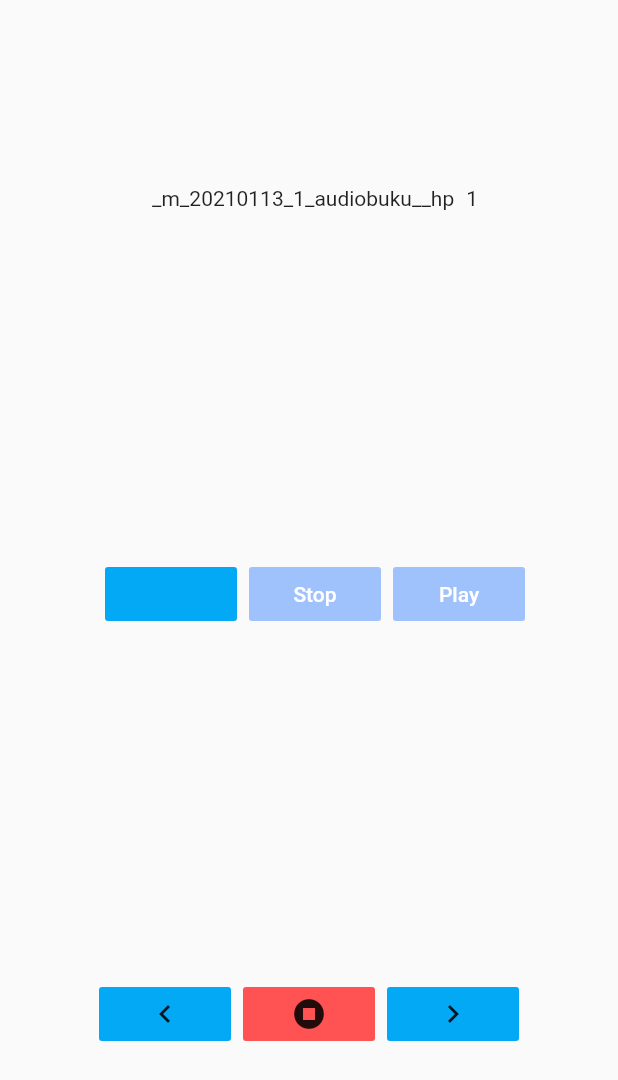
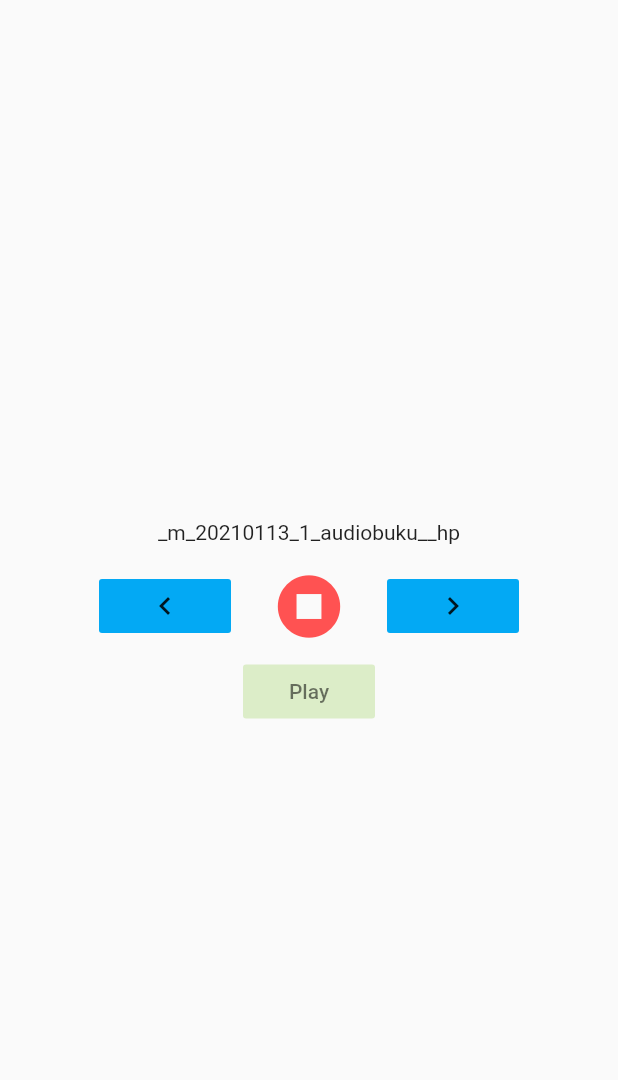
Before and after one commit to ropok/flutter-recorder, a Flutter app: the screen it shows after launch, after a tap on "SUBMIT", on a phone screen of 412 x 824 dp. Shown: the top 1080 px of the screen. Run offline on Flutter 3.47's test engine with Material 2 defaults, Android fonts, the phone set to English and light mode, and no system bars; our stand-ins replace audioplayers, file; missing offline and left inert: flutter_audio_recorder; accounts and stored records are empty.

Commit message:
build(preparation): update icon and package name

```diff
--- a/stt_win_record/lib/firstpage.dart
+++ b/stt_win_record/lib/firstpage.dart
@@ -10,8 +10,8 @@ import 'package:flutter/services.dart';
 import 'package:flutter_audio_recorder/flutter_audio_recorder.dart';
 import 'package:path_provider/path_provider.dart';
 import 'package:path/path.dart';
-import 'package:stt_win_record/data/user.dart';
-import 'package:stt_win_record/main.dart';
+import 'package:sttwinrecorder/data/user.dart';
+import 'package:sttwinrecorder/main.dart';
 
 void main() {
   // SystemChrome.setEnabledSystemUIOverlays([]);
--- a/stt_win_record/lib/main.dart
+++ b/stt_win_record/lib/main.dart
@@ -10,7 +10,7 @@ import 'package:flutter/services.dart';
 import 'package:flutter_audio_recorder/flutter_audio_recorder.dart';
 import 'package:path_provider/path_provider.dart';
 import 'package:path/path.dart';
-import 'package:stt_win_record/firstpage.dart';
+// import 'package:stt_win_record/firstpage.dart';
 
 void main() {
   // SystemChrome.setEnabledSystemUIOverlays([]);
@@ -332,9 +332,9 @@ class RecorderPageState extends State<RecorderPage> {
       home: new Scaffold(
         body: SafeArea(
           child: new Padding(
-            padding: new EdgeInsets.all(8.0),
+            padding: new EdgeInsets.all(1.0),
             child: new Column(
-                mainAxisAlignment: MainAxisAlignment.spaceAround,
+                mainAxisAlignment: MainAxisAlignment.center,
                 children: <Widget>[
                   // new Text("Status : $_currentStatus"),
                   new Row(
@@ -344,64 +344,64 @@ class RecorderPageState extends State<RecorderPage> {
                         padding: const EdgeInsets.all(8.0),
                         child: new Text('${indextranscript.fileName.join()}'),
                       ),
-                      new Text(indextranscript.number.toString()),
+                      // new Text(indextranscript.number.toString()),
                     ],
                   ),
-                  new Row(
-                    mainAxisAlignment: MainAxisAlignment.center,
-                    children: <Widget>[
-                      Padding(
-                        padding: const EdgeInsets.all(8.0),
-                        child: new FlatButton(
-                          onPressed: () {
-                            switch (_currentStatus) {
-                              case RecordingStatus.Initialized:
-                                {
-                                  _start();
-                                  break;
-                                }
-                              case RecordingStatus.Recording:
-                                {
-                                  _pause();
-                                  break;
-                                }
-                              case RecordingStatus.Paused:
-                                {
-                                  _resume();
-                                  break;
-                                }
-                              case RecordingStatus.Stopped:
-                                {
-                                  _init();
-                                  break;
-                                }
-                              default:
-                                break;
-                            }
-                          },
-                          child: _buildText(_currentStatus),
-                          color: Colors.lightBlue,
-                        ),
-                      ),
-                      new FlatButton(
-                        onPressed: _currentStatus != RecordingStatus.Unset
-                            ? _stop
-                            : null,
-                        child: new Text("Stop",
-                            style: TextStyle(color: Colors.white)),
-                        color: Colors.blueAccent.withOpacity(0.5),
-                      ),
-                      SizedBox(
-                        width: 8,
-                      ),
-                      new FlatButton(
-                        onPressed: onCheckPlayAudio,
-                        child: new Text("Play",
-                            style: TextStyle(color: Colors.white)),
-                        color: Colors.blueAccent.withOpacity(0.5),
-                      ),
-                    ],
-                  ),
+                  // new Row(
+                  //   mainAxisAlignment: MainAxisAlignment.center,
+                  //   children: <Widget>[
+                  //     Padding(
+                  //       padding: const EdgeInsets.all(8.0),
+                  //       child: new FlatButton(
+                  //         onPressed: () {
+                  //           switch (_currentStatus) {
+                  //             case RecordingStatus.Initialized:
+                  //               {
+                  //                 _start();
+                  //                 break;
+                  //               }
+                  //             case RecordingStatus.Recording:
+                  //               {
+                  //                 _pause();
+                  //                 break;
+                  //               }
+                  //             case RecordingStatus.Paused:
+                  //               {
+                  //                 _resume();
+                  //                 break;
+                  //               }
+                  //             case RecordingStatus.Stopped:
+                  //               {
+                  //                 _init();
+                  //                 break;
+                  //               }
+                  //             default:
+                  //               break;
+                  //           }
+                  //         },
+                  //         child: _buildText(_currentStatus),
+                  //         color: Colors.lightBlue,
+                  //       ),
+                  //     ),
+                  //     new FlatButton(
+                  //       onPressed: _currentStatus != RecordingStatus.Unset
+                  //           ? _stop
+                  //           : null,
+                  //       child: new Text("Stop",
+                  //           style: TextStyle(color: Colors.white)),
+                  //       color: Colors.blueAccent.withOpacity(0.5),
+                  //     ),
+                  //     SizedBox(
+                  //       width: 8,
+                  //     ),
+                  //     new FlatButton(
+                  //       onPressed: onCheckPlayAudio,
+                  //       child: new Text("Play",
+                  //           style: TextStyle(color: Colors.white)),
+                  //       color: Colors.blueAccent.withOpacity(0.5),
+                  //     ),
+                  //   ],
+                  // ),
                   new Row(
                     mainAxisAlignment: MainAxisAlignment.center,
                     children: <Widget>[
@@ -444,10 +444,17 @@ class RecorderPageState extends State<RecorderPage> {
                           // child: new Icon(Icons.fiber_manual_record_outlined),
                           // color: Colors.redAccent,
                           child: recordPressed
-                              ? new Icon(Icons.stop_outlined)
-                              : new Icon(Icons.stop_circle),
-                          color:
-                              recordPressed ? Colors.white70 : Colors.redAccent,
+                              ? new Icon(
+                                  Icons.stop_outlined,
+                                  size: 50.0,
+                                )
+                              : new Icon(
+                                  Icons.stop_circle,
+                                  color: Colors.redAccent,
+                                  size: 50.0,
+                                ),
+                          // color:
+                          //     recordPressed ? Colors.white38 : Colors.white38,
                         ),
                       ),
                       new FlatButton(
@@ -456,6 +463,12 @@ class RecorderPageState extends State<RecorderPage> {
                         color: Colors.lightBlue,
                       ),
                     ],
+                  ),
+                  new FlatButton(
+                    onPressed: onCheckPlayAudio, //
+                    child: new Text("Play",
+                        style: TextStyle(color: Colors.black54)),
+                    color: Colors.lightGreen[100],
                   ),
                 ]),
           ),
--- a/stt_win_record/pubspec.yaml
+++ b/stt_win_record/pubspec.yaml
@@ -1,5 +1,5 @@
-name: stt_win_record
-description: A new Flutter project.
+name: sttwinrecorder
+description: WIN application for recording stt.
 
 # The following line prevents the package from being accidentally published to
 # pub.dev using `pub publish`. This is preferred for private packages.
```
Also changed, not shown: 12 other files.
